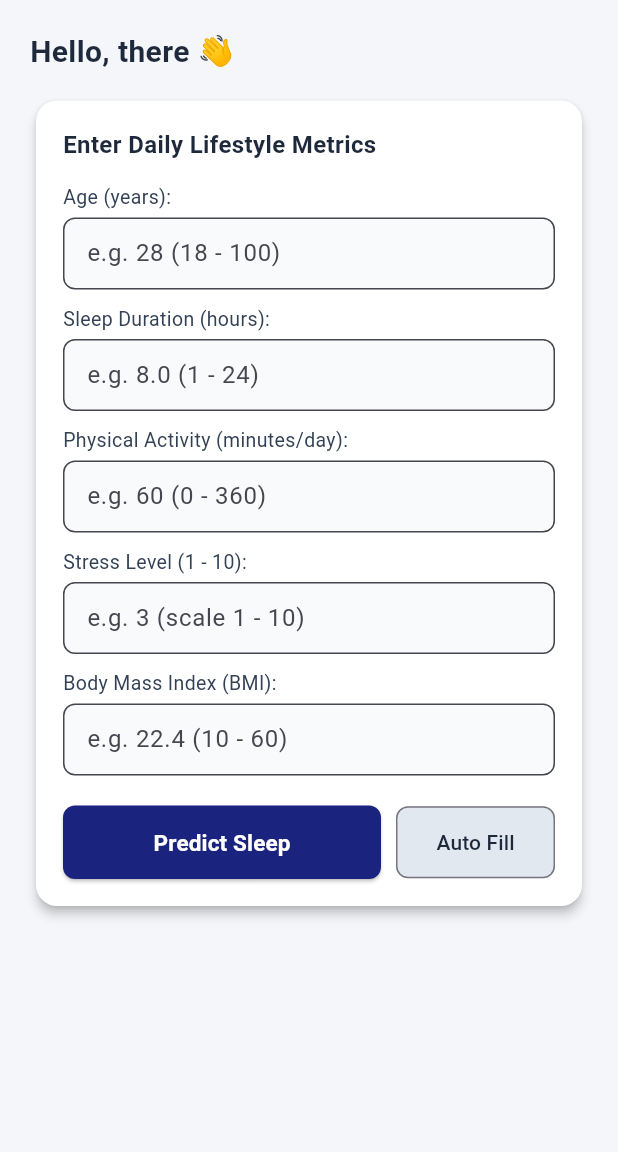
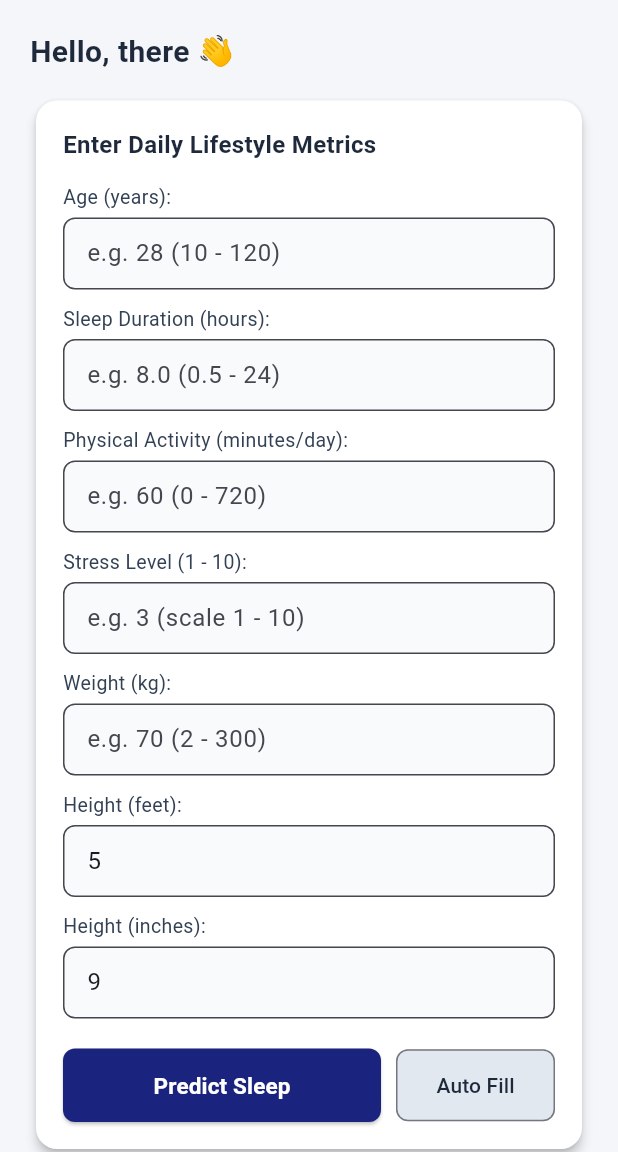
Before and after one commit to Faizan-15/SleepQualityPredictor-TFLite-Android, a Flutter app: the SleepHomeScreen screen opened directly, after a tap on "Auto Fill", after a tap on the "refresh" icon, on a phone screen of 412 x 824 dp, the part 84-1236 px from its top. Run offline on Flutter 3.47's test engine with Material 3 defaults, Android fonts, the phone set to English and light mode, and no system bars; missing offline and left inert: tflite_flutter; statements that could not run were skipped.

Commit message:
feat: convert height to feet/inches and update BMI

```diff
--- a/analysis_options.yaml
+++ b/analysis_options.yaml
@@ -1,6 +1,7 @@
 analyzer:
   exclude:
     - build/**
+    - android/**
 include: package:flutter_lints/flutter.yaml
 
 linter:
--- a/lib/screens/home_screen.dart
+++ b/lib/screens/home_screen.dart
@@ -6,8 +6,9 @@ import '../widgets/prediction_result_card.dart';
 import '../services/auth_service.dart';
 import 'login_screen.dart';
 
-/// Main interactive screen allowing users to input 5 daily health metrics,
-/// trigger on-device TensorFlow Lite inference, and inspect results.
+/// Main interactive screen allowing users to input daily health metrics,
+/// compute BMI from weight & height, trigger on-device TensorFlow Lite inference,
+/// and inspect results.
 class SleepHomeScreen extends StatefulWidget {
   const SleepHomeScreen({super.key});
 
@@ -18,11 +19,14 @@ class SleepHomeScreen extends StatefulWidget {
 class _SleepHomeScreenState extends State<SleepHomeScreen> {
   final TFLiteSleepService _tfliteService = TFLiteSleepService();
 
+  // Input controllers
   final TextEditingController _ageController = TextEditingController();
   final TextEditingController _sleepController = TextEditingController();
   final TextEditingController _activityController = TextEditingController();
   final TextEditingController _stressController = TextEditingController();
-  final TextEditingController _bmiController = TextEditingController();
+  final TextEditingController _weightController = TextEditingController(); // kg
+  final TextEditingController _heightFeetController = TextEditingController(); // feet
+  final TextEditingController _heightInchesController = TextEditingController(); // inches
 
   SleepPredictionResult? _predictionResult;
   bool _isModelReady = false;
@@ -47,7 +51,8 @@ class _SleepHomeScreenState extends State<SleepHomeScreen> {
     _sleepController.dispose();
     _activityController.dispose();
     _stressController.dispose();
-    _bmiController.dispose();
+    _weightController.dispose();
+    // _heightController disposed (replaced by feet/inches controllers)
     super.dispose();
   }
 
@@ -57,19 +62,40 @@ class _SleepHomeScreenState extends State<SleepHomeScreen> {
       _sleepController.text = '8.0';
       _activityController.text = '60';
       _stressController.text = '3';
-      _bmiController.text = '22.4';
+      _weightController.text = '70'; // kg
+      _heightFeetController.text = '5'; // feet
+      _heightInchesController.text = '9'; // inches
+    });
+    setState(() {
+      _ageController.text = '28';
+      _sleepController.text = '8.0';
+      _activityController.text = '60';
+      _stressController.text = '3';
+      _weightController.text = '70'; // kg
+      _heightFeetController.text = '5'; // feet
+      _heightInchesController.text = '9'; // inches
+    });
+    setState(() {
+      _ageController.text = '28';
+      _sleepController.text = '8.0';
+      _activityController.text = '60';
+      _stressController.text = '3';
+      _weightController.text = '70'; // kg
+
     });
   }
 
   void _runInference() {
+    // Ensure all fields are filled
     if (_ageController.text.trim().isEmpty ||
         _sleepController.text.trim().isEmpty ||
         _activityController.text.trim().isEmpty ||
         _stressController.text.trim().isEmpty ||
-        _bmiController.text.trim().isEmpty) {
+        _weightController.text.trim().isEmpty ||
+        _heightController.text.trim().isEmpty) {
       ScaffoldMessenger.of(context).showSnackBar(
         const SnackBar(
-          content: Text('Please enter all 5 health metrics before predicting.'),
+          content: Text('Please enter all health metrics before predicting.'),
         ),
       );
       return;
@@ -80,8 +106,12 @@ class _SleepHomeScreenState extends State<SleepHomeScreen> {
       final sleepDuration = double.parse(_sleepController.text.trim());
       final activity = double.parse(_activityController.text.trim());
       final stress = double.parse(_stressController.text.trim());
-      final bmi = double.parse(_bmiController.text.trim());
+      final weight = double.parse(_weightController.text.trim());
+      final heightFeet = int.parse(_heightFeetController.text.trim());
+      final heightInches = int.parse(_heightInchesController.text.trim());
+      final heightCm = (heightFeet * 12 + heightInches) * 2.54;
 
+      // Range validation
       if (age < 10 || age > 120) {
         _showValidationAlert('Age must be between 10 and 120 years.');
         return;
@@ -98,10 +128,18 @@ class _SleepHomeScreenState extends State<SleepHomeScreen> {
         _showValidationAlert('Stress level must be on a scale of 1 to 10.');
         return;
       }
-      if (bmi < 10 || bmi > 70) {
-        _showValidationAlert('BMI must be between 10 and 70.');
+      if (weight < 2 || weight > 300) {
+        _showValidationAlert('Weight must be between 2 and 300 kg.');
         return;
       }
+      if (heightCm < 30 || heightCm > 250) {
+        _showValidationAlert('Height must be between 30 and 250 cm.');
+        return;
+      }
+
+      // BMI calculation
+      final heightM = heightCm / 100.0;
+      final bmi = weight / (heightM * heightM);
 
       final metrics = SleepInputMetrics(
         age: age,
@@ -113,6 +151,15 @@ class _SleepHomeScreenState extends State<SleepHomeScreen> {
 
       final result = _tfliteService.predict(metrics);
       setState(() => _predictionResult = result);
+
+      // Show BMI as a friendly SnackBar
+      ScaffoldMessenger.of(context).showSnackBar(
+        SnackBar(
+          content: Text('Your BMI: ${bmi.toStringAsFixed(1)}'),
+          backgroundColor: const Color(0xFF2E7D32),
+          behavior: SnackBarBehavior.floating,
+        ),
+      );
     } catch (_) {
       _showValidationAlert('Invalid numeric input. Please check all fields.');
     }
@@ -183,7 +230,8 @@ class _SleepHomeScreenState extends State<SleepHomeScreen> {
                 _sleepController,
                 _activityController,
                 _stressController,
-                _bmiController
+                _weightController,
+                _heightController,
               ]) {
                 c.clear();
               }
@@ -236,19 +284,19 @@ class _SleepHomeScreenState extends State<SleepHomeScreen> {
                           const SizedBox(height: 14),
                           _buildNumericField(
                             label: 'Age (years):',
-                            hint: 'e.g. 28 (18 - 100)',
+                            hint: 'e.g. 28 (10 - 120)',
                             controller: _ageController,
                             allowDecimal: false,
                           ),
                           _buildNumericField(
                             label: 'Sleep Duration (hours):',
-                            hint: 'e.g. 8.0 (1 - 24)',
+                            hint: 'e.g. 8.0 (0.5 - 24)',
                             controller: _sleepController,
                             allowDecimal: true,
                           ),
                           _buildNumericField(
                             label: 'Physical Activity (minutes/day):',
-                            hint: 'e.g. 60 (0 - 360)',
+                            hint: 'e.g. 60 (0 - 720)',
                             controller: _activityController,
                             allowDecimal: false,
                           ),
@@ -258,11 +306,24 @@ class _SleepHomeScreenState extends State<SleepHomeScreen> {
                             controller: _stressController,
                             allowDecimal: false,
                           ),
+                          // New weight & height fields for BMI calculation
                           _buildNumericField(
-                            label: 'Body Mass Index (BMI):',
-                            hint: 'e.g. 22.4 (10 - 60)',
-                            controller: _bmiController,
-                            allowDecimal: true,
+                            label: 'Weight (kg):',
+                            hint: 'e.g. 70 (2 - 300)',
+                            controller: _weightController,
+                            allowDecimal: false,
+                          ),
+                          _buildNumericField(
+                            label: 'Height (feet):',
+                            hint: 'e.g. 5 (1 - 8)',
+                            controller: _heightFeetController,
+                            allowDecimal: false,
+                          ),
+                          _buildNumericField(
+                            label: 'Height (inches):',
+                            hint: 'e.g. 9 (0 - 11)',
+                            controller: _heightInchesController,
+                            allowDecimal: false,
                           ),
                           const SizedBox(height: 10),
                           Row(
@@ -341,7 +402,7 @@ class _SleepHomeScreenState extends State<SleepHomeScreen> {
             keyboardType: TextInputType.numberWithOptions(decimal: allowDecimal),
             inputFormatters: [
               if (allowDecimal)
-                FilteringTextInputFormatter.allow(RegExp(r'^\d*\.?\d{0,2}'))
+                FilteringTextInputFormatter.allow(RegExp(r'^\\d*\\.?\\d{0,2}'))
               else
                 FilteringTextInputFormatter.digitsOnly,
             ],
```
